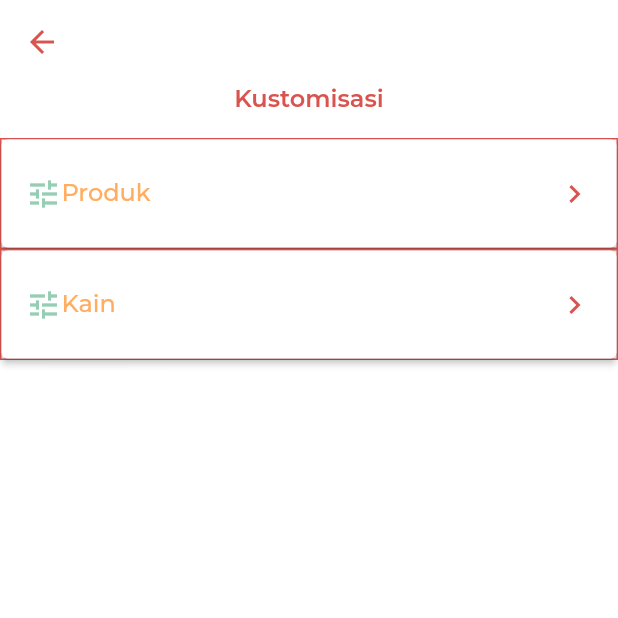
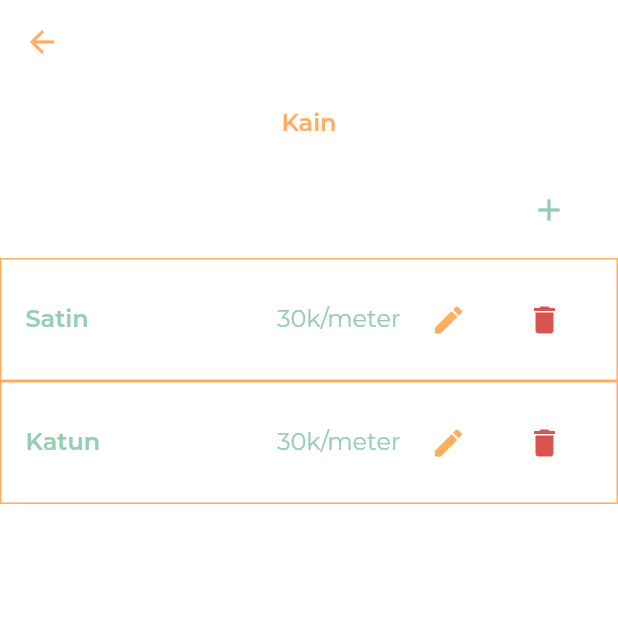
Before and after one commit to qonythazu/tugas-ippl, a Flutter app: the Kustom screen opened directly, after a tap on "Kain", on a phone screen of 412 x 824 dp, the top half of it. Run offline on Flutter 3.47's test engine with Material 2 defaults, Android fonts, the phone set to English and light mode, and no system bars; project files that could hold a hidden picture were left out.

Commit message:
Menambah page Kain mweheheh

```diff
--- /dev/null
+++ b/lib/kain.dart
@@ -0,0 +1,157 @@
+import 'package:flutter/material.dart';
+import 'package:flutter/src/widgets/container.dart';
+import 'package:flutter/src/widgets/framework.dart';
+
+class KainPage extends StatefulWidget {
+  const KainPage({super.key});
+
+  @override
+  State<KainPage> createState() => _KainPageState();
+}
+
+class _KainPageState extends State<KainPage> {
+  @override
+  Widget build(BuildContext context) {
+    return Scaffold(
+      appBar: AppBar(
+        title: const Text(""),
+          backgroundColor: Colors.transparent,
+          elevation: 0,
+          iconTheme: IconThemeData(color: Color(0xffFFAD60))
+      ),
+      body: Center(
+        child: Column(
+          children: [
+            Padding(
+              padding: const EdgeInsets.all(16.0),
+              child: Text(
+                "Kain",
+                style: TextStyle(
+                    color: Color(0xffFFAD60),
+                    fontSize: 16,
+                    fontWeight: FontWeight.w600),
+              ),
+            ),
+            Row(
+              crossAxisAlignment: CrossAxisAlignment.end,
+              children: [
+                Spacer(),
+                Padding(
+                  padding: const EdgeInsets.all(8.0),
+                  child: ElevatedButton.icon(
+                    onPressed: () {},
+                    icon: Icon(
+                      Icons.add,
+                      color: Color(0xff96CEB4),
+                    ),
+                    label: Text(""),
+                    style: ElevatedButton.styleFrom(
+                      backgroundColor: Colors.transparent,
+                      elevation: 0,
+                    ),
+                  ),
+                ),
+              ],
+            ),
+            Container(
+              decoration: BoxDecoration(
+                border: Border.all(color: Color(0xffFFAD60))
+              ),
+              child: Padding(
+                padding: const EdgeInsets.all(16.0),
+                child: Row(
+                  children: [
+                    Text(
+                      "Satin",
+                      style: TextStyle(
+                        fontSize: 16,
+                        fontWeight: FontWeight.w600,
+                        color: Color(0xff96CEB4)
+                      ),
+                    ),
+                    Spacer(),
+                    Text(
+                      "30k/meter",
+                      style: TextStyle(
+                        fontSize: 16,
+                        color: Color(0xff96CEB4)
+                      ),
+                    ),
+                    ElevatedButton(
+                      style: ElevatedButton.styleFrom(
+                        backgroundColor: Colors.transparent,
+                        elevation: 0
+                      ),
+                      onPressed: () {
+
+                      },
+                      child: Icon(Icons.edit, color: Color(0xffFFAD60),)
+                    ),
+                    ElevatedButton(
+                      style: ElevatedButton.styleFrom(
+                        backgroundColor: Colors.transparent,
+                        elevation: 0
+                      ),
+                      onPressed: () {
+
+                      },
+                      child: Icon(Icons.delete, color: Color(0xffD9534F),)
+                    )
+                  ],
+                ),
+              ),
+            ),
+            Container(
+              decoration: BoxDecoration(
+                border: Border.all(color: Color(0xffFFAD60))
+              ),
+              child: Padding(
+                padding: const EdgeInsets.all(16.0),
+                child: Row(
+                  children: [
+                    Text(
+                      "Katun",
+                      style: TextStyle(
+                        fontSize: 16,
+                        fontWeight: FontWeight.w600,
+                        color: Color(0xff96CEB4)
+                      ),
+                    ),
+                    Spacer(),
+                    Text(
+                      "30k/meter",
+                      style: TextStyle(
+                        fontSize: 16,
+                        color: Color(0xff96CEB4)
+                      ),
+                    ),
+                    ElevatedButton(
+                      style: ElevatedButton.styleFrom(
+                        backgroundColor: Colors.transparent,
+                        elevation: 0
+                      ),
+                      onPressed: () {
+
+                      },
+                      child: Icon(Icons.edit, color: Color(0xffFFAD60),)
+                    ),
+                    ElevatedButton(
+                      style: ElevatedButton.styleFrom(
+                        backgroundColor: Colors.transparent,
+                        elevation: 0
+                      ),
+                      onPressed: () {
+
+                      },
+                      child: Icon(Icons.delete, color: Color(0xffD9534F),)
+                    )
+                  ],
+                ),
+              ),
+            )
+          ]
+        )
+      ),
+    );
+  }
+}
--- a/lib/kustomisasi.dart
+++ b/lib/kustomisasi.dart
@@ -1,3 +1,4 @@
+import 'package:anuy/kain.dart';
 import 'package:anuy/produk.dart';
 import 'package:flutter/material.dart';
 import 'package:flutter/src/widgets/container.dart';
@@ -71,7 +72,14 @@ class _KustomState extends State<Kustom> {
               decoration:
                   BoxDecoration(border: Border.all(color: Color(0xffD9534F))),
               child: ElevatedButton(
-                  onPressed: () {},
+                  onPressed: () {
+                    Navigator.push(
+                      context,
+                      MaterialPageRoute(
+                        builder: (context) => const KainPage()
+                      )
+                    );
+                  },
                   style: ElevatedButton.styleFrom(
                       backgroundColor: Colors.white,
                       padding: EdgeInsets.symmetric(vertical: 8.0)),
@@ -95,7 +103,8 @@ class _KustomState extends State<Kustom> {
                         )
                       ],
                     ),
-                  )),
+                  )
+                ),
             ),
           ],
         ),
--- a/lib/produk.dart
+++ b/lib/produk.dart
@@ -31,6 +31,10 @@ class _ProdukPageState extends State<ProdukPage> {
                     fontWeight: FontWeight.w600),
               ),
             ),
+            Row(
+              crossAxisAlignment: CrossAxisAlignment.end,
+              children: [
+                Spacer(),
                 Padding(
                   padding: const EdgeInsets.all(8.0),
                   child: ElevatedButton.icon(
@@ -45,6 +49,8 @@ class _ProdukPageState extends State<ProdukPage> {
                       elevation: 0,
                     ),
                   ),
+                ),
+              ],
             ),
             Container(
               decoration:
```
Lines whose indentation alone changed are shown as unchanged.
